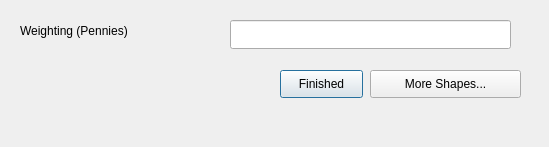
Ecotrust/openoceanmap-desktop, file openoceanmap/Interview/nextpolygon.ui: the form before one commit.
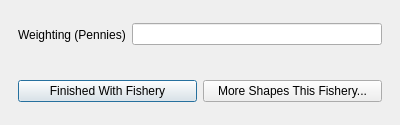
The form after the commit.

Commit message: Getting the new select fishery window working.  Also adding the Ocean splash screen

What changed in the file:
```diff
--- a/openoceanmap/Interview/nextpolygon.ui
+++ b/openoceanmap/Interview/nextpolygon.ui
@@ -6,68 +6,76 @@
    <rect>
     <x>0</x>
     <y>0</y>
-    <width>549</width>
-    <height>147</height>
+    <width>400</width>
+    <height>125</height>
    </rect>
   </property>
   <property name="windowTitle" >
    <string>OpenOceanMap - Next Polygon</string>
   </property>
+  <layout class="QGridLayout" >
+   <property name="margin" >
+    <number>9</number>
+   </property>
+   <property name="spacing" >
+    <number>6</number>
+   </property>
+   <item row="0" column="0" >
+    <widget class="QWidget" native="1" name="widget_2" >
+     <layout class="QHBoxLayout" >
+      <property name="margin" >
+       <number>9</number>
+      </property>
+      <property name="spacing" >
+       <number>6</number>
+      </property>
+      <item>
   <widget class="QLabel" name="label_1" >
-   <property name="geometry" >
-    <rect>
-     <x>20</x>
-     <y>20</y>
-     <width>191</width>
-     <height>21</height>
-    </rect>
-   </property>
    <property name="text" >
     <string>Weighting (Pennies)</string>
    </property>
   </widget>
+      </item>
+      <item>
   <widget class="QLineEdit" name="line_1" >
    <property name="enabled" >
     <bool>true</bool>
    </property>
-   <property name="geometry" >
-    <rect>
-     <x>230</x>
-     <y>20</y>
-     <width>281</width>
-     <height>29</height>
-    </rect>
-   </property>
    <property name="text" >
     <string/>
    </property>
   </widget>
-  <widget class="QPushButton" name="pbnFinished" >
-   <property name="geometry" >
-    <rect>
-     <x>280</x>
-     <y>70</y>
-     <width>83</width>
-     <height>28</height>
-    </rect>
-   </property>
+      </item>
+     </layout>
+    </widget>
+   </item>
+   <item row="1" column="0" >
+    <widget class="QWidget" native="1" name="widget" >
+     <layout class="QHBoxLayout" >
+      <property name="margin" >
+       <number>9</number>
+      </property>
+      <property name="spacing" >
+       <number>6</number>
+      </property>
+      <item>
+       <widget class="QPushButton" name="pbnShapeFinished" >
    <property name="text" >
-    <string>Finished</string>
-   </property>
-  </widget>
+         <string>Finished With Fishery</string>
+        </property>
+       </widget>
+      </item>
+      <item>
   <widget class="QPushButton" name="pbnMoreShapes" >
-   <property name="geometry" >
-    <rect>
-     <x>370</x>
-     <y>70</y>
-     <width>151</width>
-     <height>28</height>
-    </rect>
-   </property>
    <property name="text" >
-    <string>More Shapes...</string>
-   </property>
-  </widget>
+         <string>More Shapes This Fishery...</string>
+        </property>
+       </widget>
+      </item>
+     </layout>
+    </widget>
+   </item>
+  </layout>
  </widget>
  <resources/>
  <connections/>
```
Lines whose indentation alone changed are shown as unchanged. The commit also changes 9 other files.
